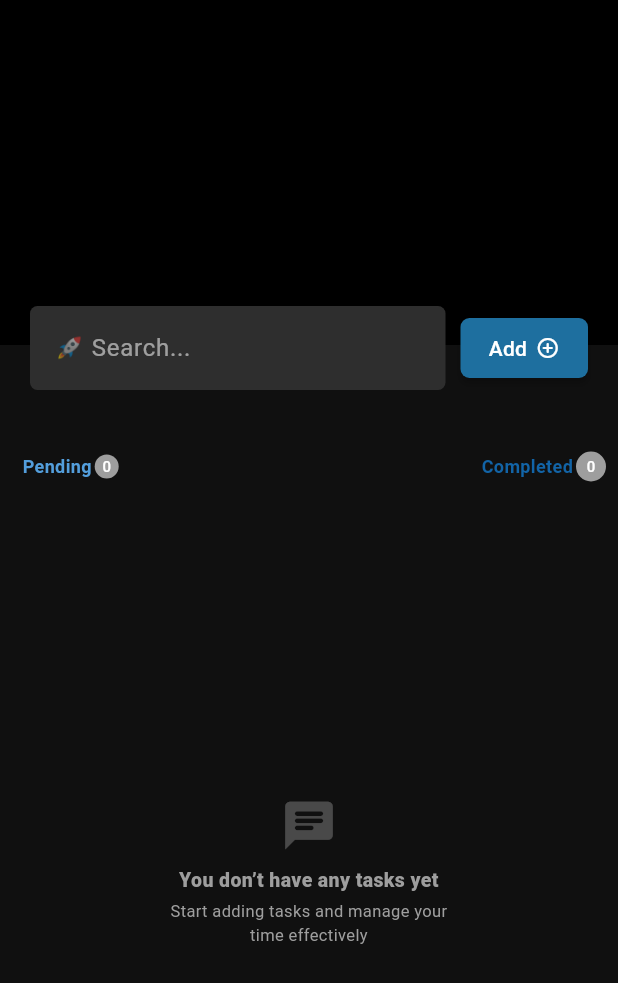
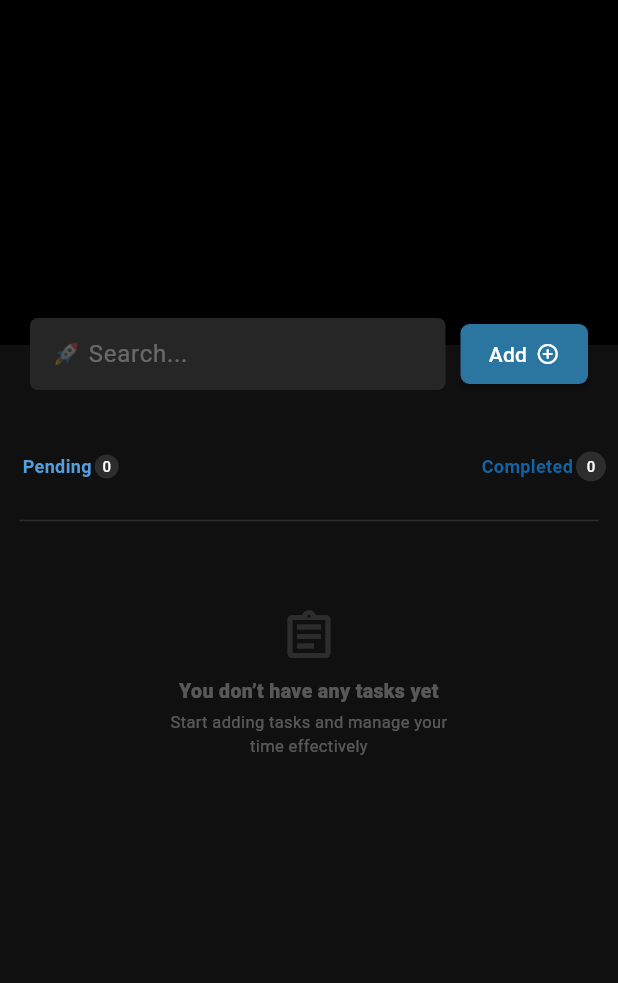
Before and after one commit to hasaanmk11/boarding_task1, a Flutter app: the screen it shows after launch, on a phone screen of 412 x 824 dp. Shown: the top 983 px of the screen. Run offline on Flutter 3.47's test engine with Material 3 defaults, Android fonts, the phone set to English and light mode, and no system bars; our stand-ins replace bloc, cloud_firestore, firebase_core, flutter_bloc; accounts and stored records are empty; Roboto replaces fonts that are missing (Poppins).

Commit message:
founded some issues in ui layouts,fixed it

```diff
--- /dev/null
+++ b/app/lib/app.dart
@@ -0,0 +1,23 @@
+import 'package:app/controllers/bloc/todo_bloc_bloc.dart';
+import 'package:app/screens/home_screen.dart';
+import 'package:flutter/material.dart';
+import 'package:flutter_bloc/flutter_bloc.dart';
+
+class MyApp extends StatelessWidget {
+  const MyApp({super.key});
+
+  @override
+  Widget build(BuildContext context) {
+    return BlocProvider(
+      create: (context) => TodoBlocBloc(),
+      child: MaterialApp(
+        debugShowCheckedModeBanner: false,
+        title: 'Todo Master',
+        theme: ThemeData(
+          colorScheme: ColorScheme.fromSeed(seedColor: Colors.deepPurple),
+        ),
+        home: HomeScreen(),
+      ),
+    );
+  }
+}
--- /dev/null
+++ b/app/lib/const/colors.dart
@@ -0,0 +1,7 @@
+import 'dart:ui';
+
+class AppColors {
+  static Color appBgColor= Color.fromARGB(255, 16, 16, 16);
+  static Color searchBarColor=  Color.fromARGB(255, 39, 38, 38);
+  static Color addButtonColor=  Color.fromARGB(255, 43, 118, 161);
+}
--- a/app/lib/main.dart
+++ b/app/lib/main.dart
@@ -1,33 +1,14 @@
-import 'package:app/controllers/bloc/todo_bloc_bloc.dart';
+import 'package:app/app.dart';
+
 import 'package:app/firebase_options.dart';
-import 'package:app/screens/home_screen.dart' show HomeScreen;
+
 import 'package:firebase_core/firebase_core.dart';
 
 import 'package:flutter/material.dart';
-import 'package:flutter_bloc/flutter_bloc.dart';
 
 void main() async {
   WidgetsFlutterBinding.ensureInitialized();
   await Firebase.initializeApp(options: DefaultFirebaseOptions.currentPlatform);
 
-  runApp(const MyApp());
+  runApp(MyApp());
 }
-
-class MyApp extends StatelessWidget {
-  const MyApp({super.key});
-
-  @override
-  Widget build(BuildContext context) {
-    return BlocProvider(
-      create: (context) => TodoBlocBloc(),
-      child: MaterialApp(
-        debugShowCheckedModeBanner: false,
-        title: 'Flutter Demo',
-        theme: ThemeData(
-          colorScheme: ColorScheme.fromSeed(seedColor: Colors.deepPurple),
-        ),
-        home: HomeScreen(),
-      ),
-    );
-  }
-}
--- a/app/lib/screens/home_screen.dart
+++ b/app/lib/screens/home_screen.dart
@@ -1,7 +1,11 @@
+import 'package:app/const/colors.dart';
 import 'package:app/controllers/bloc/todo_bloc_bloc.dart';
+
+import 'package:app/widgets/divider_widgets.dart';
 import 'package:app/widgets/search_bar.dart';
 import 'package:app/widgets/status_card.dart';
-import 'package:app/widgets/todo_card.dart';
+
+import 'package:app/widgets/todo_card_generator.dart';
 import 'package:flutter/material.dart';
 import 'package:flutter_bloc/flutter_bloc.dart';
 
@@ -22,7 +26,7 @@ class _HomeScreenState extends State<HomeScreen> {
   @override
   Widget build(BuildContext context) {
     return Scaffold(
-      backgroundColor: const Color.fromARGB(255, 16, 16, 16),
+      backgroundColor: AppColors.appBgColor,
       body: Column(
         children: [
           Stack(
@@ -73,21 +77,25 @@ class _HomeScreenState extends State<HomeScreen> {
                 final tasks = state.tasks;
 
                 if (tasks.isEmpty) {
-                  return Center(
+                  return Column(
+                    children: [
+                      DividerWidget(),
+                      Padding(
+                        padding: const EdgeInsets.only(top: 50),
                         child: Column(
                           mainAxisAlignment: MainAxisAlignment.center,
                           children: [
                             Icon(
-                          Icons.chat_rounded,
+                              Icons.assignment_outlined,
                               size: 38,
-                          color: Colors.white24,
+                              color: Colors.white12,
                             ),
                             const SizedBox(height: 8),
                             const Text(
                               "You don’t have any tasks yet",
                               textAlign: TextAlign.center,
                               style: TextStyle(
-                            color: Colors.grey,
+                                color: Colors.white30,
                                 fontSize: 13,
                                 fontWeight: FontWeight.w900,
                                 fontFamily: "Poppins",
@@ -98,27 +106,19 @@ class _HomeScreenState extends State<HomeScreen> {
                               "Start adding tasks and manage your\ntime effectively",
                               textAlign: TextAlign.center,
                               style: TextStyle(
-                            color: Colors.grey,
+                                color: Colors.white30,
                                 fontSize: 11,
                                 fontFamily: "Poppins",
                               ),
                             ),
                           ],
                         ),
+                      ),
+                    ],
                   );
                 }
 
-                return ListView.builder(
-                  padding: const EdgeInsets.all(10),
-                  itemCount: tasks.length,
-                  itemBuilder: (context, index) {
-                    final task = tasks[index];
-                    return Padding(
-                      padding: const EdgeInsets.symmetric(vertical: 5),
-                      child: TodoCard(task: task),
-                    );
-                  },
-                );
+                return TodoCradGenerator(tasks: tasks);
               },
             ),
           ),
--- a/app/lib/widgets/add_todo.dart
+++ b/app/lib/widgets/add_todo.dart
@@ -64,7 +64,7 @@ class _AddTodoState extends State<AddTodo> {
               hintStyle: const TextStyle(color: Colors.white),
               filled: true,
               isDense: true,
-              fillColor: Colors.white12,
+              fillColor: Colors.transparent,
               enabledBorder: OutlineInputBorder(
                 borderRadius: BorderRadius.circular(5),
                 borderSide: BorderSide(
@@ -122,7 +122,7 @@ class _AddTodoState extends State<AddTodo> {
                     horizontal: 10,
                   ),
                   decoration: BoxDecoration(
-                    color: Colors.white12,
+                    color: Colors.transparent,
                     borderRadius: BorderRadius.circular(5),
                     border: Border.all(
                       color: Colors.white.withValues(alpha: 0.3),
--- /dev/null
+++ b/app/lib/widgets/divider_widgets.dart
@@ -0,0 +1,13 @@
+import 'package:flutter/material.dart';
+
+class DividerWidget extends StatelessWidget {
+  const DividerWidget({super.key});
+
+  @override
+  Widget build(BuildContext context) {
+    return Padding(
+      padding: const EdgeInsets.only(left: 13, right: 13),
+      child: Divider(color: Colors.white12),
+    );
+  }
+}
--- a/app/lib/widgets/search_bar.dart
+++ b/app/lib/widgets/search_bar.dart
@@ -1,3 +1,4 @@
+import 'package:app/const/colors.dart';
 import 'package:app/controllers/bloc/todo_bloc_bloc.dart';
 import 'package:app/widgets/add_todo.dart';
 import 'package:flutter/material.dart';
@@ -28,9 +29,13 @@ class TodoSearchBar extends StatelessWidget {
                   },
                   decoration: InputDecoration(
                     hintText: "🚀 Search...",
-                    hintStyle: const TextStyle(color: Colors.white54),
+                    contentPadding: EdgeInsets.symmetric(
+                      vertical: 10,
+                      horizontal: 10,
+                    ),
+                    hintStyle: const TextStyle(color: Colors.white30),
                     filled: true,
-                    fillColor: const Color.fromARGB(255, 46, 46, 46),
+                    fillColor: AppColors.searchBarColor,
                     border: OutlineInputBorder(
                       borderRadius: BorderRadius.circular(5),
                       borderSide: BorderSide.none,
@@ -57,7 +62,7 @@ class TodoSearchBar extends StatelessWidget {
               );
             },
             style: ElevatedButton.styleFrom(
-              backgroundColor: const Color(0xFF1E6F9F),
+              backgroundColor: AppColors.addButtonColor,
               foregroundColor: Colors.white,
               minimumSize: const Size(85, 40),
               padding: const EdgeInsets.symmetric(horizontal: 14, vertical: 10),
--- a/app/lib/widgets/status_card.dart
+++ b/app/lib/widgets/status_card.dart
@@ -27,7 +27,7 @@ class StatusCard extends StatelessWidget {
               const SizedBox(width: 2),
               CircleAvatar(
                 radius: 8,
-                backgroundColor: Colors.grey,
+                backgroundColor: Colors.white12,
                 child: Center(
                   child: Text(
                     "$pending",
@@ -53,7 +53,7 @@ class StatusCard extends StatelessWidget {
                 const SizedBox(width: 2),
                 CircleAvatar(
                   radius: 10,
-                  backgroundColor: Colors.grey,
+                  backgroundColor: Colors.white12,
                   child: Center(
                     child: Text(
                       "$completed",
--- /dev/null
+++ b/app/lib/widgets/todo_card_generator.dart
@@ -0,0 +1,24 @@
+import 'package:app/model/model.dart';
+import 'package:app/widgets/todo_card.dart';
+import 'package:flutter/material.dart';
+
+class TodoCradGenerator extends StatelessWidget {
+  const TodoCradGenerator({super.key, required this.tasks});
+
+  final List<TaskModel> tasks;
+
+  @override
+  Widget build(BuildContext context) {
+    return ListView.builder(
+      padding: const EdgeInsets.all(10),
+      itemCount: tasks.length,
+      itemBuilder: (context, index) {
+        final task = tasks[index];
+        return Padding(
+          padding: const EdgeInsets.symmetric(vertical: 5),
+          child: TodoCard(task: task),
+        );
+      },
+    );
+  }
+}
```
Also changed, not shown: 1 other file. Lines whose indentation alone changed are shown as unchanged.
